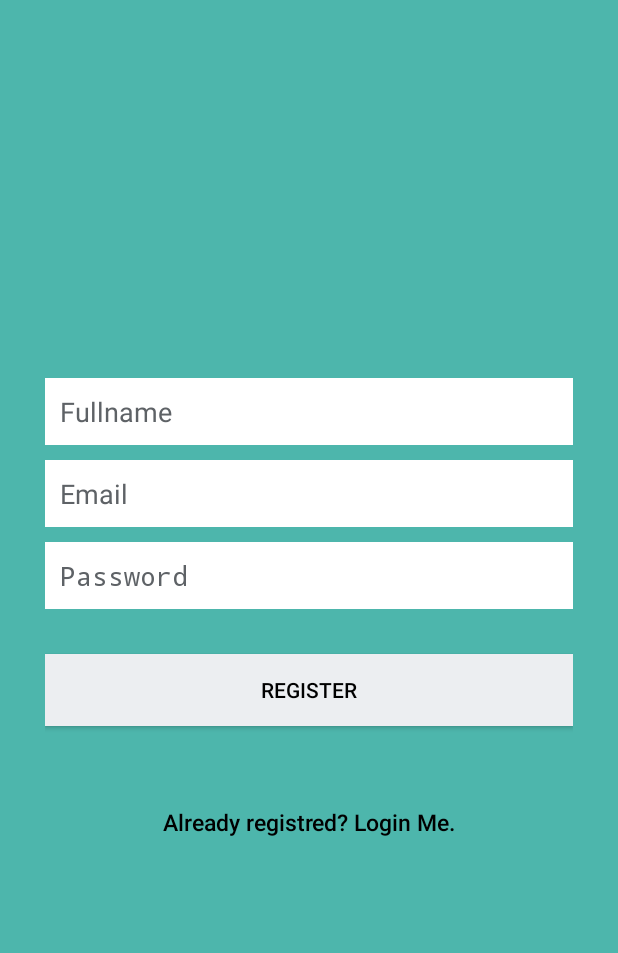
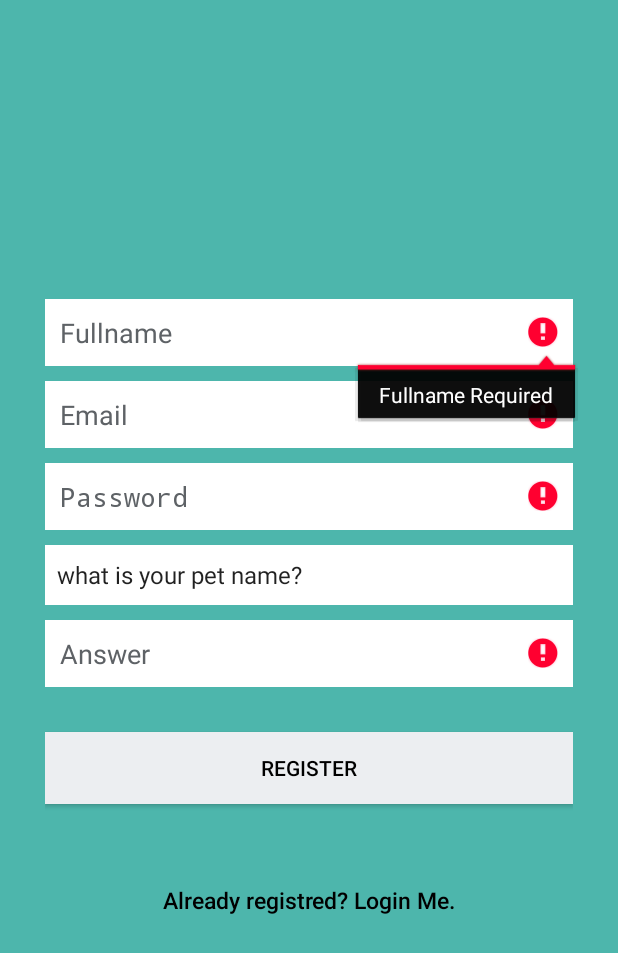
Before and after one commit to sparksteam5/JobReferDemo, an Android app: the RegisterActivity screen opened directly, with no data from a screen before it, after a tap on "REGISTER", on a phone screen of 412 x 824 dp. Shown: the top 953 px of the screen. Run offline under Robolectric (Android 15) with nearby library versions, the phone set to English and light mode, and no system bars; our stand-ins replace Volley; network calls fail.

Commit message:
Validation and Forgot Password

```diff
--- a/app/src/main/java/netuinfotech/jobreferdemo/activity/RegisterActivity.java
+++ b/app/src/main/java/netuinfotech/jobreferdemo/activity/RegisterActivity.java
@@ -6,8 +6,10 @@ import android.content.Intent;
 import android.os.Bundle;
 import android.util.Log;
 import android.view.View;
+import android.widget.ArrayAdapter;
 import android.widget.Button;
 import android.widget.EditText;
+import android.widget.Spinner;
 import android.widget.Toast;
 
 import com.android.volley.Request.Method;
@@ -20,24 +22,25 @@ import org.json.JSONObject;
 
 import java.util.HashMap;
 import java.util.Map;
+import java.util.regex.Matcher;
+import java.util.regex.Pattern;
 
 import netuinfotech.jobreferdemo.R;
 import netuinfotech.jobreferdemo.app.AppConfig;
-import netuinfotech.jobreferdemo.app.AppController;
-import netuinfotech.jobreferdemo.helper.SQLiteHandler;
-import netuinfotech.jobreferdemo.helper.SessionManager;
+import netuinfotech.jobreferdemo.app.AppController1;
 
 
 public class RegisterActivity extends Activity {
+
     private static final String TAG = RegisterActivity.class.getSimpleName();
     private Button btnRegister;
     private Button btnLinkToLogin;
     private EditText inputFullName;
     private EditText inputEmail;
     private EditText inputPassword;
+    private EditText inputAnswer;
     private ProgressDialog pDialog;
-    private SessionManager session;
-    private SQLiteHandler db;
+    Spinner spnQuestion;
 
     @Override
     public void onCreate(Bundle savedInstanceState) {
@@ -47,8 +50,16 @@ public class RegisterActivity extends Activity {
         inputFullName = (EditText) findViewById(R.id.name);
         inputEmail = (EditText) findViewById(R.id.email);
         inputPassword = (EditText) findViewById(R.id.password);
+        inputAnswer= (EditText) findViewById(R.id.txtAnswer);
         btnRegister = (Button) findViewById(R.id.btnRegister);
         btnLinkToLogin = (Button) findViewById(R.id.btnLinkToLoginScreen);
+
+        spnQuestion=(Spinner)findViewById(R.id.spn_question);
+
+        ArrayAdapter<CharSequence> adapter = ArrayAdapter.createFromResource(this,
+                R.array.question_array, android.R.layout.simple_spinner_item);
+        adapter.setDropDownViewResource(android.R.layout.simple_spinner_dropdown_item);
+        spnQuestion.setAdapter(adapter);
 
         // Progress dialog
         pDialog = new ProgressDialog(this);
@@ -57,17 +68,49 @@ public class RegisterActivity extends Activity {
         // Register Button Click event
         btnRegister.setOnClickListener(new View.OnClickListener() {
             public void onClick(View view) {
+                int bool = 0;
                 String name = inputFullName.getText().toString().trim();
                 String email = inputEmail.getText().toString().trim();
                 String password = inputPassword.getText().toString().trim();
+                String answer=inputAnswer.getText().toString().trim();
 
-                if (!name.isEmpty() && !email.isEmpty() && !password.isEmpty()) {
+                if (name.isEmpty()) {
+                    inputFullName.setError(inputFullName.getHint() + " Required");
+                    bool = 1;
+                }
+
+                if (email.isEmpty()) {
+                    inputEmail.setError(inputEmail.getHint() + " Required");
+                    bool = 1;
+                }
+
+                if (!isValidEmail(email)) {
+                    inputEmail.setError("Invalid Email");
+                    bool=1;
+                }
+
+                if (password.isEmpty()) {
+                    inputPassword.setError(inputPassword.getHint() + " Required");
+                    bool = 1;
+                }
+
+                if (answer.isEmpty()) {
+                    inputAnswer.setError(inputAnswer.getHint() + " Required");
+                    bool = 1;
+                }
+
+
+                if (bool == 0) {
                     registerUser(name, email, password);
-                } else {
-                    Toast.makeText(getApplicationContext(),
-                            "Please enter your details!", Toast.LENGTH_LONG)
-                            .show();
                 }
+
+//                if (!name.isEmpty() && !email.isEmpty() && !password.isEmpty()) {
+//                    registerUser(name, email, password);
+//                } else {
+//                    Toast.makeText(getApplicationContext(),
+//                            "Please enter your details!", Toast.LENGTH_LONG)
+//                            .show();
+//                }
             }
         });
 
@@ -81,7 +124,16 @@ public class RegisterActivity extends Activity {
                 finish();
             }
         });
+    }
 
+    // validating email id
+    private boolean isValidEmail(String email) {
+        String EMAIL_PATTERN = "^[_A-Za-z0-9-\\+]+(\\.[_A-Za-z0-9-]+)*@"
+                + "[A-Za-z0-9-]+(\\.[A-Za-z0-9]+)*(\\.[A-Za-z]{2,})$";
+
+        Pattern pattern = Pattern.compile(EMAIL_PATTERN);
+        Matcher matcher = pattern.matcher(email);
+        return matcher.matches();
     }
 
     /**
@@ -141,12 +193,14 @@ public class RegisterActivity extends Activity {
                 params.put("name", name);
                 params.put("email", email);
                 params.put("password", password);
+                params.put("question", spnQuestion.getSelectedItem().toString());
+                params.put("answer", inputAnswer.getText().toString());
                 return params;
             }
         };
 
         // Adding request to request queue
-        AppController.getInstance().addToRequestQueue(strReq, tag_string_req);
+        AppController1.getInstance().addToRequestQueue(strReq, tag_string_req);
     }
 
     private void showDialog() {
--- a/app/src/main/java/netuinfotech/jobreferdemo/app/AppConfig.java
+++ b/app/src/main/java/netuinfotech/jobreferdemo/app/AppConfig.java
@@ -12,4 +12,7 @@
 		public String URL_VIEW = IP_URL + "job/users/";
 		public static String URL_JOB_ADD= IP_URL +"job/users/jobcreate.json";
 		public static String URL_JOB_SHOW= IP_URL +  "job/jobrefer.json";
+		public static String URL_CHECKUSER = IP_URL + "job/users/checkuser.json";
+		public static String URL_CHANGEPASSWORD = IP_URL + "job/users/checkuser.json";
+
 	}
--- a/app/src/main/res/layout/activity_register.xml
+++ b/app/src/main/res/layout/activity_register.xml
@@ -54,6 +54,30 @@
             android:textColor="@color/bg_login"
             android:textColorHint="@color/input_register_hint" />
 
+        <Spinner
+            android:id="@+id/spn_question"
+            android:layout_width="fill_parent"
+            android:layout_height="40dp"
+            android:layout_marginBottom="10dp"
+            android:background="@color/white"
+            android:textSize="12dp"
+            android:singleLine="false"
+            android:textColor="@color/input_login"
+            android:textColorHint="@color/input_login_hint" />
+
+        <EditText
+            android:id="@+id/txtAnswer"
+            android:layout_width="fill_parent"
+            android:layout_height="wrap_content"
+            android:layout_marginBottom="10dp"
+            android:background="@color/white"
+            android:hint="Answer"
+            android:inputType="textPersonName"
+            android:padding="10dp"
+            android:singleLine="true"
+            android:textColor="@color/input_login"
+            android:textColorHint="@color/input_register_hint" />
+
         <!-- Login Button -->
 
         <Button
--- a/app/src/main/res/values/strings.xml
+++ b/app/src/main/res/values/strings.xml
@@ -56,6 +56,13 @@
         <item>9</item>
         <item>10</item>
     </string-array>
+
+    <string-array name="question_array">
+        <item>what is your pet name?</item>
+        <item>What is your childhood name?</item>
+        <item>What is first school?</item>
+    </string-array>
+
     <string name="title_activity_agreement">AgreementActivity</string>
     <string name="title_activity_job_detail">JobDetail</string>
 
```
Also changed, not shown: app/src/main/AndroidManifest.xml (+13 -0 lines), app/src/main/java/netuinfotech/jobreferdemo/activity/ChangeActivity.java (added, +159 -0 lines), app/src/main/java/netuinfotech/jobreferdemo/activity/ForgotActivity.java (added, +179 -0 lines), app/src/main/java/netuinfotech/jobreferdemo/activity/FragmentJob.java (+42 -1 lines), app/src/main/java/netuinfotech/jobreferdemo/activity/LoginActivity.java (+38 -25 lines), app/src/main/res/layout/activity_change.xml (added, +58 -0 lines), app/src/main/res/layout/activity_forgot.xml (added, +69 -0 lines), app/src/main/res/layout/activity_login.xml (+12 -0 lines), 80 other files.
